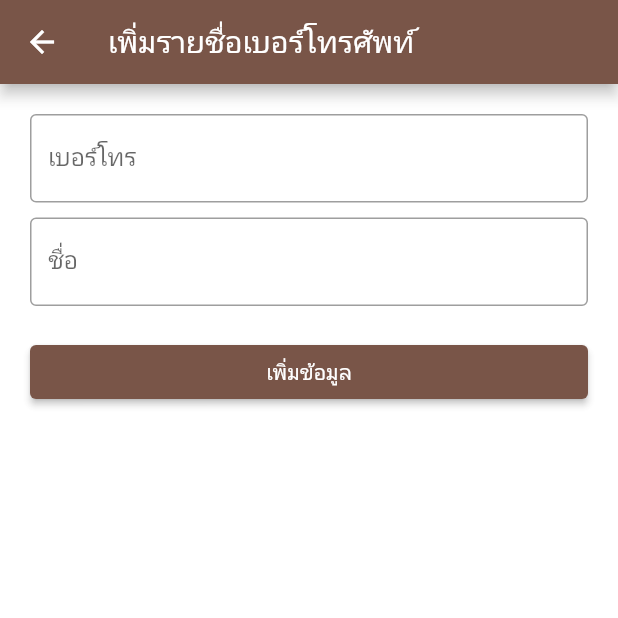
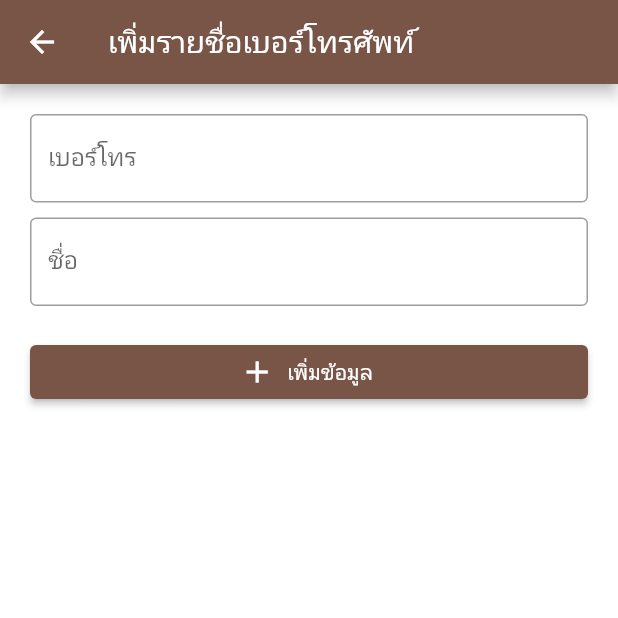
Before and after one commit to Tanakoneiei/final-project, a Flutter app: the NewItemScreen screen opened directly, on a phone screen of 412 x 824 dp, the top half of it. Run offline on Flutter 3.47's test engine with Material 2 defaults, Android fonts, the phone set to English and light mode, and no system bars; our stand-ins replace cloud_firestore, firebase_auth, firebase_core, logger; accounts and stored records are empty; network calls fail.

Commit message:
Update new_item_screen.dart

```diff
--- a/lib/screens/new_item_screen.dart
+++ b/lib/screens/new_item_screen.dart
@@ -44,10 +44,11 @@ class _NewItemScreenState extends State<NewItemScreen> {
             Row(
               children: [
                 Expanded(
-                  child: ElevatedButton(
-                    onPressed: _addItem,
-                    child: Text("เพิ่มข้อมูล"),
-                  ),
+                  child: ElevatedButton.icon(
+    onPressed: _addItem,
+    icon: Icon(Icons.add),
+    label: Text("เพิ่มข้อมูล"),
+  ),
                 ),
               ],
             ),
@@ -65,6 +66,7 @@ class _NewItemScreenState extends State<NewItemScreen> {
       "phone": _itemPhone.text,
     });
 
+    //แสดงสถานนะ
     showDialog(
       context: context,
       builder: (context) => AlertDialog(
```
